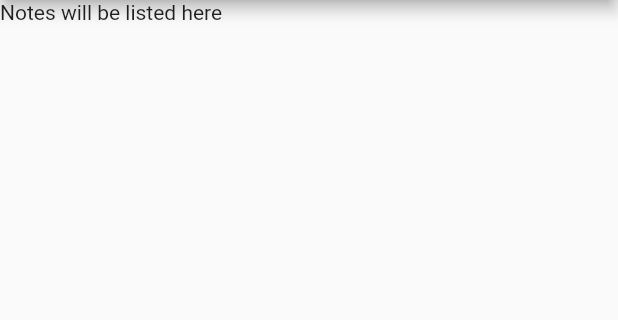
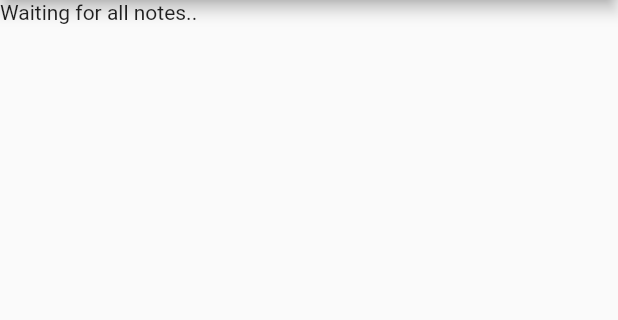
Before and after one commit to Eg3h4n/notevault, a Flutter app: the NotesView screen opened by its route, on a phone screen of 412 x 824 dp, the part 84-404 px from its top. Run offline on Flutter 3.47's test engine with Material 2 defaults, Android fonts, the phone set to English and light mode, and no system bars; our stand-ins replace firebase_auth, firebase_core, sqflite; accounts and stored records are empty; network calls fail.

Commit message:
notesService implementations to notesView

```diff
--- a/lib/services/auth/auth_user.dart
+++ b/lib/services/auth/auth_user.dart
@@ -3,10 +3,11 @@ import 'package:flutter/foundation.dart';
 
 @immutable
 class AuthUser {
+  final String? email;
   final bool isEmailVerified;
 
-  const AuthUser({required this.isEmailVerified});
+  const AuthUser({required this.email, required this.isEmailVerified});
 
   factory AuthUser.fromFirebase(User user) =>
-      AuthUser(isEmailVerified: user.emailVerified);
+      AuthUser(email: user.email, isEmailVerified: user.emailVerified);
 }
--- a/lib/views/notes_view.dart
+++ b/lib/views/notes_view.dart
@@ -3,6 +3,7 @@ import 'package:flutter/material.dart';
 import 'package:notevault/constants/routes.dart';
 import 'package:notevault/enums/menu_action.dart';
 import 'package:notevault/services/auth/auth_service.dart';
+import 'package:notevault/services/crud/notes_service.dart';
 
 class NotesView extends StatefulWidget {
   const NotesView({Key? key}) : super(key: key);
@@ -12,6 +13,23 @@ class NotesView extends StatefulWidget {
 }
 
 class _NotesViewState extends State<NotesView> {
+  late final NotesService _notesService;
+
+  String get userEmail => AuthService.firebase().currentUser!.email!;
+
+  @override
+  void initState() {
+    _notesService = NotesService();
+    _notesService.open();
+    super.initState();
+  }
+
+  @override
+  void dispose() {
+    _notesService.close();
+    super.dispose();
+  }
+
   @override
   Widget build(BuildContext context) {
     return Scaffold(
@@ -45,7 +63,27 @@ class _NotesViewState extends State<NotesView> {
           )
         ],
       ),
-      body: const Text("Notes will be listed here"),
+      body: FutureBuilder(
+        future: _notesService.getOrCreateUser(email: userEmail),
+        builder: (context, snapshot) {
+          switch (snapshot.connectionState) {
+            case ConnectionState.done:
+              return StreamBuilder(
+                stream: _notesService.allNotes,
+                builder: ((context, snapshot) {
+                  switch (snapshot.connectionState) {
+                    case ConnectionState.waiting:
+                      return const Text("Waiting for all notes..");
+                    default:
+                      return const CircularProgressIndicator.adaptive();
+                  }
+                }),
+              );
+            default:
+              return const CircularProgressIndicator.adaptive();
+          }
+        },
+      ),
     );
   }
 }
```
Also changed, not shown: lib/services/crud/notes_service.dart (+24 -0 lines), 1 other file.
